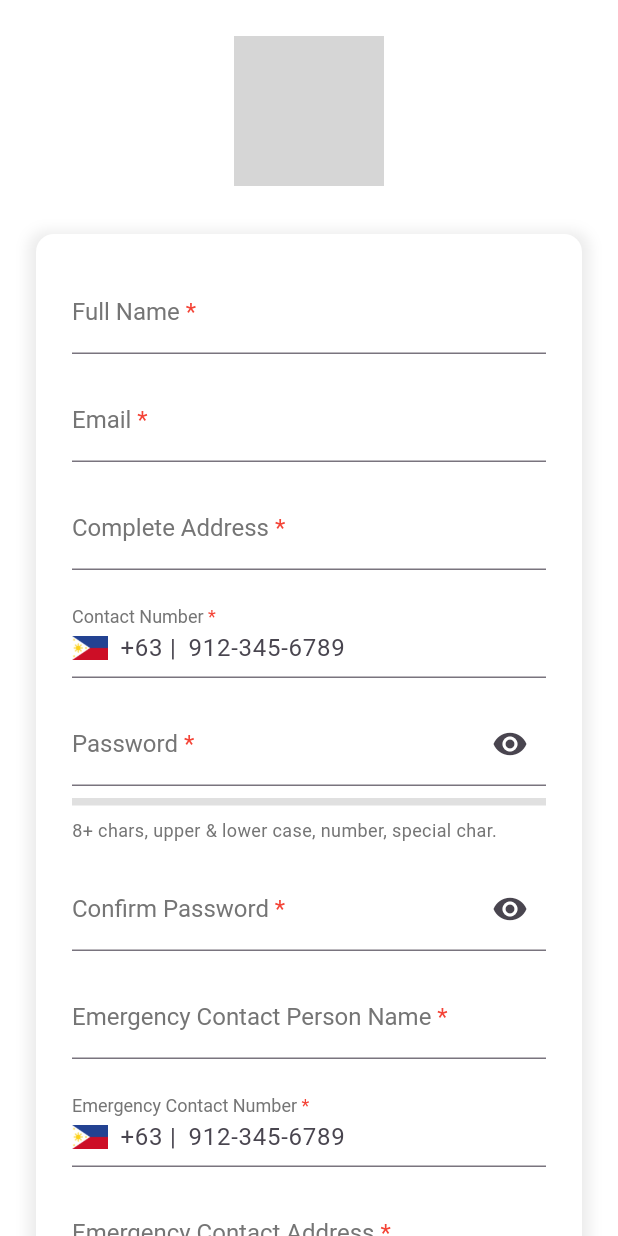
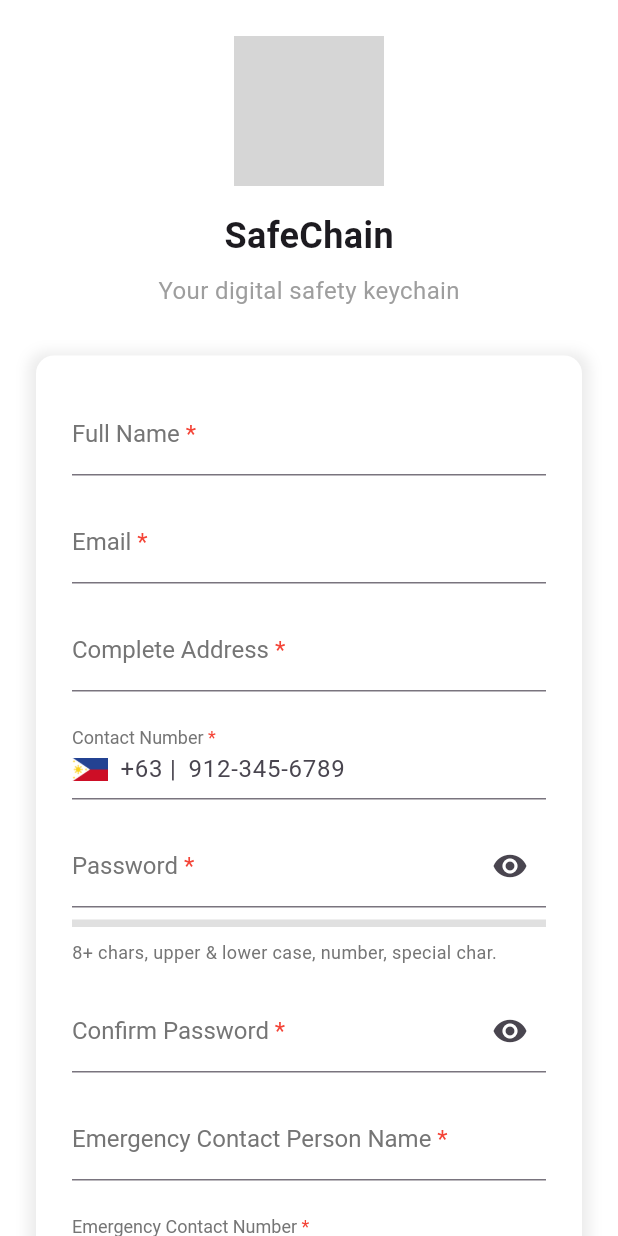
Before and after one commit to Oshinobi-obi/safechain_mobile, a Flutter app: the screen it shows after launch, after a tap on "Login", after a tap on "Sign Up", on a phone screen of 412 x 824 dp. Run offline on Flutter 3.47's test engine with Material 3 defaults, Android fonts, the phone set to English and light mode, and no system bars; our stand-ins replace cloud_firestore, firebase_auth, firebase_core, flutter_map, latlong2, location and 1 more; accounts and stored records are empty; grey boxes are pictures that could not be loaded.

Commit message:
Added SafeChain below the App Logo

```diff
--- a/lib/screens/forgot_password/forgot_password_screen.dart
+++ b/lib/screens/forgot_password/forgot_password_screen.dart
@@ -72,9 +72,9 @@ class _ForgotPasswordScreenState extends State<ForgotPasswordScreen> {
             children: [
               Image.asset('images/logo.png', height: 100),
               const SizedBox(height: 16),
-              const Text('Reset Password', style: TextStyle(fontSize: 24, fontWeight: FontWeight.bold)),
+              const Text('SafeChain', style: TextStyle(fontSize: 24, fontWeight: FontWeight.bold)),
               const SizedBox(height: 8),
-              const Text('Enter your email to receive a password reset link.', textAlign: TextAlign.center, style: TextStyle(fontSize: 16, color: Colors.grey)),
+              const Text('Your digital safety keychain', style: TextStyle(fontSize: 16, color: Colors.grey)),
               const SizedBox(height: 32),
               _buildResetForm(context),
             ],
@@ -96,6 +96,10 @@ class _ForgotPasswordScreenState extends State<ForgotPasswordScreen> {
         key: _formKey,
         child: Column(
           children: [
+            const Text('Reset Password', style: TextStyle(fontSize: 24, fontWeight: FontWeight.bold)),
+            const SizedBox(height: 8),
+            const Text('Enter your email to receive a password reset link.', textAlign: TextAlign.center, style: TextStyle(fontSize: 16, color: Colors.grey)),
+            const SizedBox(height: 16),
             TextFormField(
               controller: _emailController,
               decoration: const InputDecoration(labelText: 'Email', hintText: 'Enter your email', prefixIcon: Icon(Icons.email)),
--- a/lib/screens/login/login_screen.dart
+++ b/lib/screens/login/login_screen.dart
@@ -124,6 +124,8 @@ class _LoginScreenState extends State<LoginScreen> {
                 mainAxisAlignment: MainAxisAlignment.center,
                 children: [
                   Image.asset('images/logo.png', height: 100),
+                  const SizedBox(height: 16),
+                  const Text('SafeChain', style: TextStyle(fontSize: 24, fontWeight: FontWeight.bold)),
                   const SizedBox(height: 8),
                   const Text('Your digital safety keychain', style: TextStyle(fontSize: 16, color: Colors.grey)),
                   const SizedBox(height: 32),
@@ -212,7 +214,7 @@ class _LoginScreenState extends State<LoginScreen> {
             ),
             const SizedBox(height: 16),
             ElevatedButton(
-              onPressed: _isLoading ? null : _handleLogin,
+              onPressed: _isLoading ? null : () => _handleLogin(),
               style: ElevatedButton.styleFrom(
                 backgroundColor: const Color(0xFF20C997),
                 minimumSize: const Size(double.infinity, 50),
--- a/lib/screens/signup/signup_screen.dart
+++ b/lib/screens/signup/signup_screen.dart
@@ -140,6 +140,10 @@ class _SignupScreenState extends State<SignupScreen> {
               mainAxisAlignment: MainAxisAlignment.center,
               children: [
                 Image.asset('images/logo.png', height: 100),
+                const SizedBox(height: 16),
+                const Text('SafeChain', style: TextStyle(fontSize: 24, fontWeight: FontWeight.bold)),
+                const SizedBox(height: 8),
+                const Text('Your digital safety keychain', style: TextStyle(fontSize: 16, color: Colors.grey)),
                 const SizedBox(height: 32),
                 _buildSignupForm(context),
               ],
```
